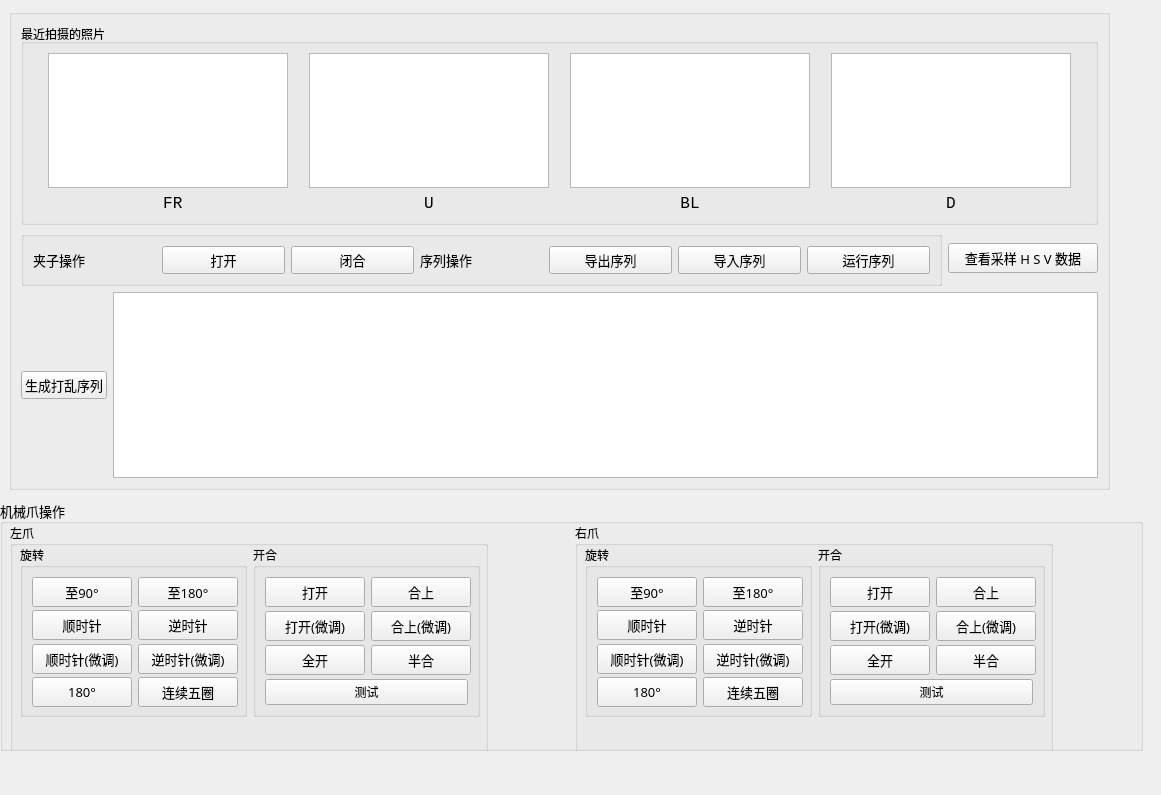
Qt form Cube_Explorer_SPFA_with_Qt/qtWindows/DebugWidget.ui (hovnySiLenCe/Cube_Explorer_SPFA_with_Qt) before a commit.
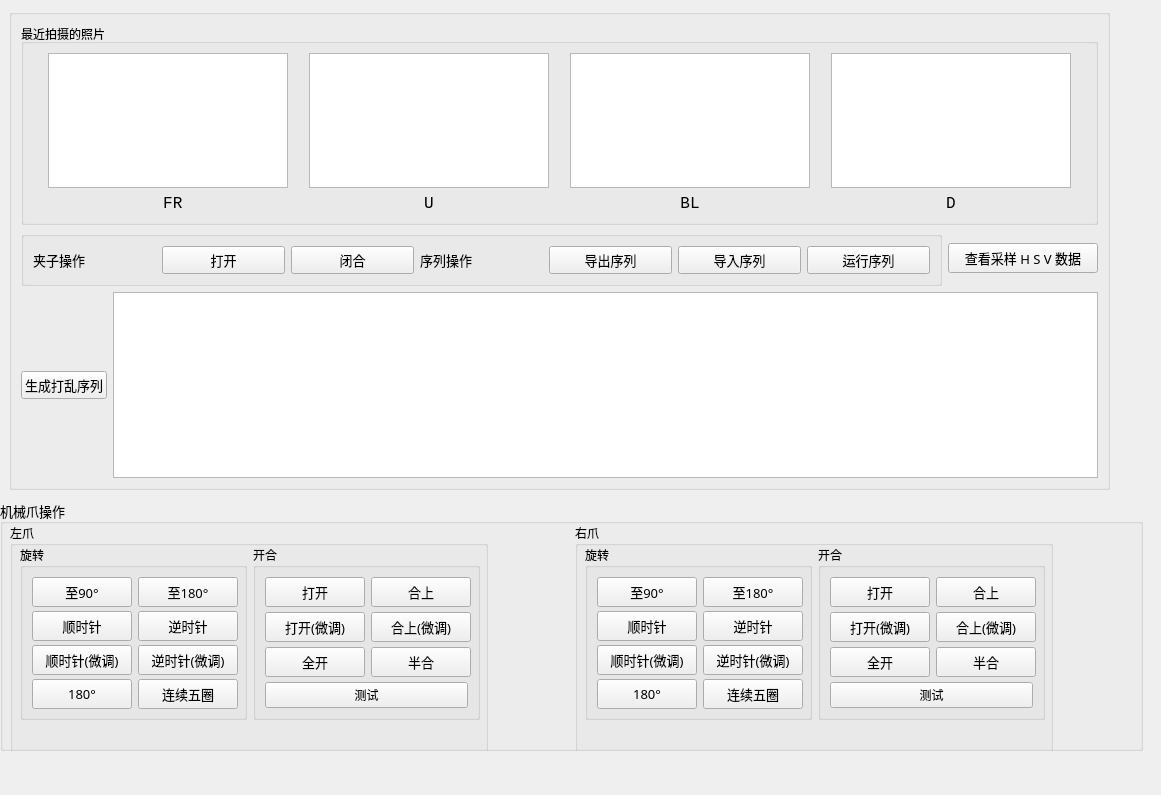
The same form after that commit.

What changed in the file:
```diff
--- a/Cube_Explorer_SPFA_with_Qt/qtWindows/DebugWidget.ui
+++ b/Cube_Explorer_SPFA_with_Qt/qtWindows/DebugWidget.ui
@@ -49,13 +49,13 @@
     <property name="title">
      <string>左爪</string>
     </property>
-    <widget class="QWidget" name="">
+    <widget class="QWidget" name="layoutWidget">
      <property name="geometry">
       <rect>
        <x>10</x>
        <y>22</y>
        <width>460</width>
-       <height>172</height>
+       <height>175</height>
       </rect>
      </property>
      <layout class="QHBoxLayout" name="horizontalLayout_4">
@@ -455,13 +455,13 @@
     <property name="title">
      <string>右爪</string>
     </property>
-    <widget class="QWidget" name="">
+    <widget class="QWidget" name="layoutWidget">
      <property name="geometry">
       <rect>
        <x>10</x>
        <y>22</y>
        <width>460</width>
-       <height>172</height>
+       <height>175</height>
       </rect>
      </property>
      <layout class="QHBoxLayout" name="horizontalLayout_5">
```
Left out of the diff: 15 changed lines with no effect on the pictures.
